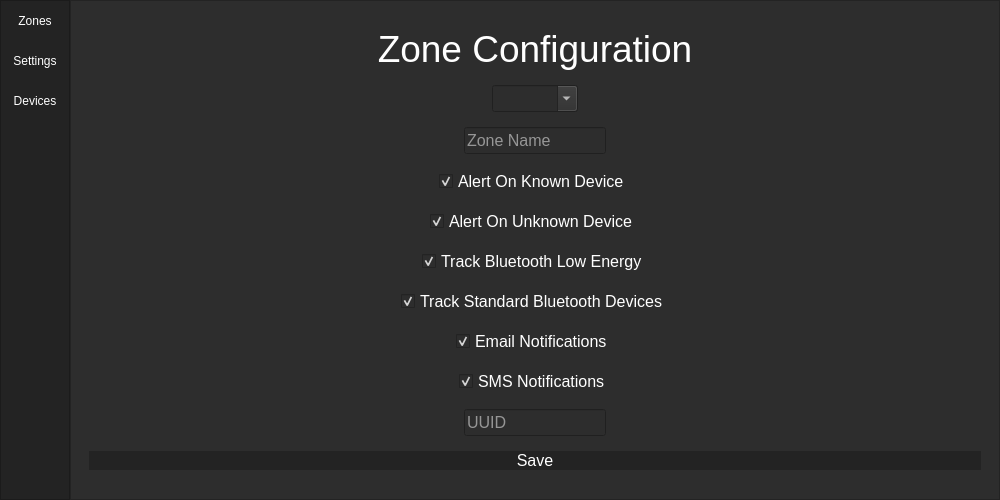
Old version of the form blue_menu.ui in the repository btsimon97/ble-surveillance.
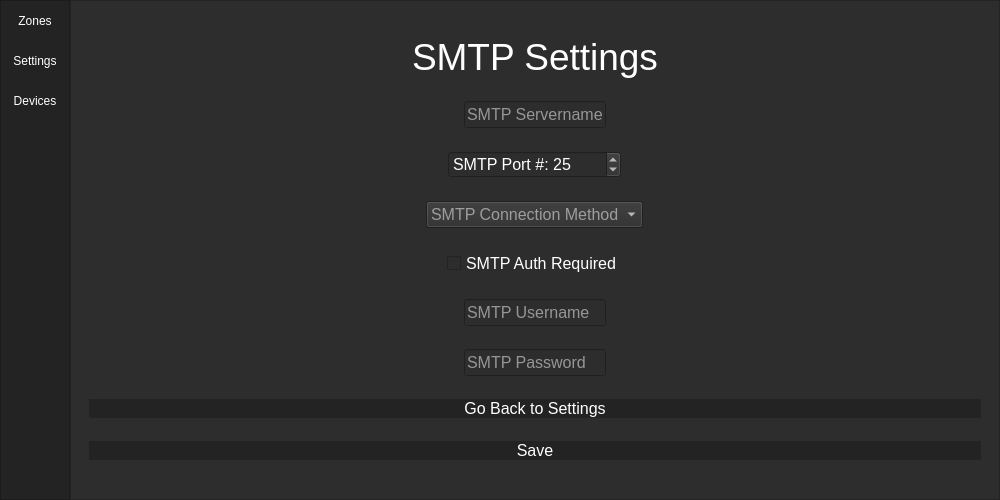
New version of the form. The open tabs and pages were chosen to show the change. Icons and pictures are not drawn.

Commit message: Converted dotenv to configparser, added smtp settings, added additional twilio / email settings

The edit to the form file:
```diff
--- a/blue_menu.ui
+++ b/blue_menu.ui
@@ -846,6 +846,213 @@
               </item>
              </layout>
             </widget>
+            <widget class="QWidget" name="page_5">
+             <layout class="QVBoxLayout" name="verticalLayout_10">
+              <item alignment="Qt::AlignHCenter">
+               <widget class="QLabel" name="smtp_label">
+                <property name="sizePolicy">
+                 <sizepolicy hsizetype="Preferred" vsizetype="Fixed">
+                  <horstretch>0</horstretch>
+                  <verstretch>0</verstretch>
+                 </sizepolicy>
+                </property>
+                <property name="font">
+                 <font>
+                  <pointsize>28</pointsize>
+                 </font>
+                </property>
+                <property name="styleSheet">
+                 <string notr="true">color: #FFF;</string>
+                </property>
+                <property name="text">
+                 <string>SMTP Settings</string>
+                </property>
+               </widget>
+              </item>
+              <item alignment="Qt::AlignHCenter">
+               <widget class="QLineEdit" name="server_edit">
+                <property name="sizePolicy">
+                 <sizepolicy hsizetype="Fixed" vsizetype="Fixed">
+                  <horstretch>0</horstretch>
+                  <verstretch>0</verstretch>
+                 </sizepolicy>
+                </property>
+                <property name="font">
+                 <font>
+                  <pointsize>12</pointsize>
+                 </font>
+                </property>
+                <property name="styleSheet">
+                 <string notr="true">color: #FFF;</string>
+                </property>
+                <property name="placeholderText">
+                 <string>SMTP Servername</string>
+                </property>
+               </widget>
+              </item>
+              <item alignment="Qt::AlignHCenter">
+               <widget class="QSpinBox" name="port_spin">
+                <property name="sizePolicy">
+                 <sizepolicy hsizetype="Fixed" vsizetype="Fixed">
+                  <horstretch>0</horstretch>
+                  <verstretch>0</verstretch>
+                 </sizepolicy>
+                </property>
+                <property name="font">
+                 <font>
+                  <pointsize>12</pointsize>
+                 </font>
+                </property>
+                <property name="styleSheet">
+                 <string notr="true">color: #FFF;</string>
+                </property>
+                <property name="prefix">
+                 <string>SMTP Port #: </string>
+                </property>
+                <property name="maximum">
+                 <number>65536</number>
+                </property>
+                <property name="singleStep">
+                 <number>0</number>
+                </property>
+                <property name="value">
+                 <number>25</number>
+                </property>
+               </widget>
+              </item>
+              <item alignment="Qt::AlignHCenter">
+               <widget class="QComboBox" name="method_dropdown">
+                <property name="sizePolicy">
+                 <sizepolicy hsizetype="Fixed" vsizetype="Fixed">
+                  <horstretch>0</horstretch>
+                  <verstretch>0</verstretch>
+                 </sizepolicy>
+                </property>
+                <property name="font">
+                 <font>
+                  <pointsize>12</pointsize>
+                 </font>
+                </property>
+                <property name="styleSheet">
+                 <string notr="true">color: #FFF;</string>
+                </property>
+                <property name="placeholderText">
+                 <string>SMTP Connection Method</string>
+                </property>
+               </widget>
+              </item>
+              <item alignment="Qt::AlignHCenter">
+               <widget class="QCheckBox" name="auth_check">
+                <property name="sizePolicy">
+                 <sizepolicy hsizetype="Fixed" vsizetype="Fixed">
+                  <horstretch>0</horstretch>
+                  <verstretch>0</verstretch>
+                 </sizepolicy>
+                </property>
+                <property name="font">
+                 <font>
+                  <pointsize>12</pointsize>
+                 </font>
+                </property>
+                <property name="styleSheet">
+                 <string notr="true">color: #FFF;</string>
+                </property>
+                <property name="text">
+                 <string>SMTP Auth Required</string>
+                </property>
+               </widget>
+              </item>
+              <item alignment="Qt::AlignHCenter">
+               <widget class="QLineEdit" name="username_edit">
+                <property name="sizePolicy">
+                 <sizepolicy hsizetype="Fixed" vsizetype="Fixed">
+                  <horstretch>0</horstretch>
+                  <verstretch>0</verstretch>
+                 </sizepolicy>
+                </property>
+                <property name="font">
+                 <font>
+                  <pointsize>12</pointsize>
+                 </font>
+                </property>
+                <property name="styleSheet">
+                 <string notr="true">color: #FFF;</string>
+                </property>
+                <property name="placeholderText">
+                 <string>SMTP Username</string>
+                </property>
+               </widget>
+              </item>
+              <item alignment="Qt::AlignHCenter">
+               <widget class="QLineEdit" name="pass_edit">
+                <property name="sizePolicy">
+                 <sizepolicy hsizetype="Fixed" vsizetype="Fixed">
+                  <horstretch>0</horstretch>
+                  <verstretch>0</verstretch>
+                 </sizepolicy>
+                </property>
+                <property name="font">
+                 <font>
+                  <pointsize>12</pointsize>
+                 </font>
+                </property>
+                <property name="styleSheet">
+                 <string notr="true">color: #FFF;</string>
+                </property>
+                <property name="echoMode">
+                 <enum>QLineEdit::Password</enum>
+                </property>
+                <property name="placeholderText">
+                 <string>SMTP Password</string>
+                </property>
+               </widget>
+              </item>
+              <item>
+               <widget class="QPushButton" name="settings_btn">
+                <property name="font">
+                 <font>
+                  <pointsize>12</pointsize>
+                 </font>
+                </property>
+                <property name="styleSheet">
+                 <string notr="true">QPushButton {
+	color: rgb(255, 255, 255);
+	background-color: rgb(35, 35, 35);
+	border: 0px solid;
+}
+QPushButton:hover {
+	background-color: rgb(85, 170, 255);
+}</string>
+                </property>
+                <property name="text">
+                 <string>Go Back to Settings</string>
+                </property>
+               </widget>
+              </item>
+              <item>
+               <widget class="QPushButton" name="save_3">
+                <property name="font">
+                 <font>
+                  <pointsize>12</pointsize>
+                 </font>
+                </property>
+                <property name="styleSheet">
+                 <string notr="true">QPushButton {
+	color: rgb(255, 255, 255);
+	background-color: rgb(35, 35, 35);
+	border: 0px solid;
+}
+QPushButton:hover {
+	background-color: rgb(85, 170, 255);
+}</string>
+                </property>
+                <property name="text">
+                 <string>Save</string>
+                </property>
+               </widget>
+              </item>
+             </layout>
+            </widget>
            </widget>
           </item>
          </layout>
```
Left out of the diff: 156 changed lines with no effect on the pictures. The commit also changes 2 other files.
